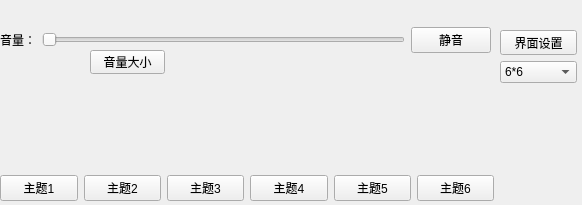
Qt form setup.ui (Nahjs/Bejeweled) before a commit.
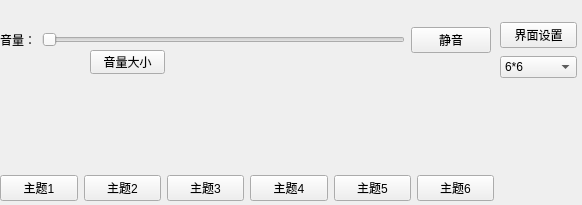
The same form after that commit. Icons and pictures are not drawn.

Commit message: 游戏界面微调

```diff
--- a/setup.ui
+++ b/setup.ui
@@ -211,9 +211,9 @@
    <property name="geometry">
     <rect>
      <x>500</x>
-     <y>30</y>
+     <y>20</y>
      <width>77</width>
-     <height>53</height>
+     <height>61</height>
     </rect>
    </property>
    <layout class="QVBoxLayout" name="verticalLayout_7">
```
